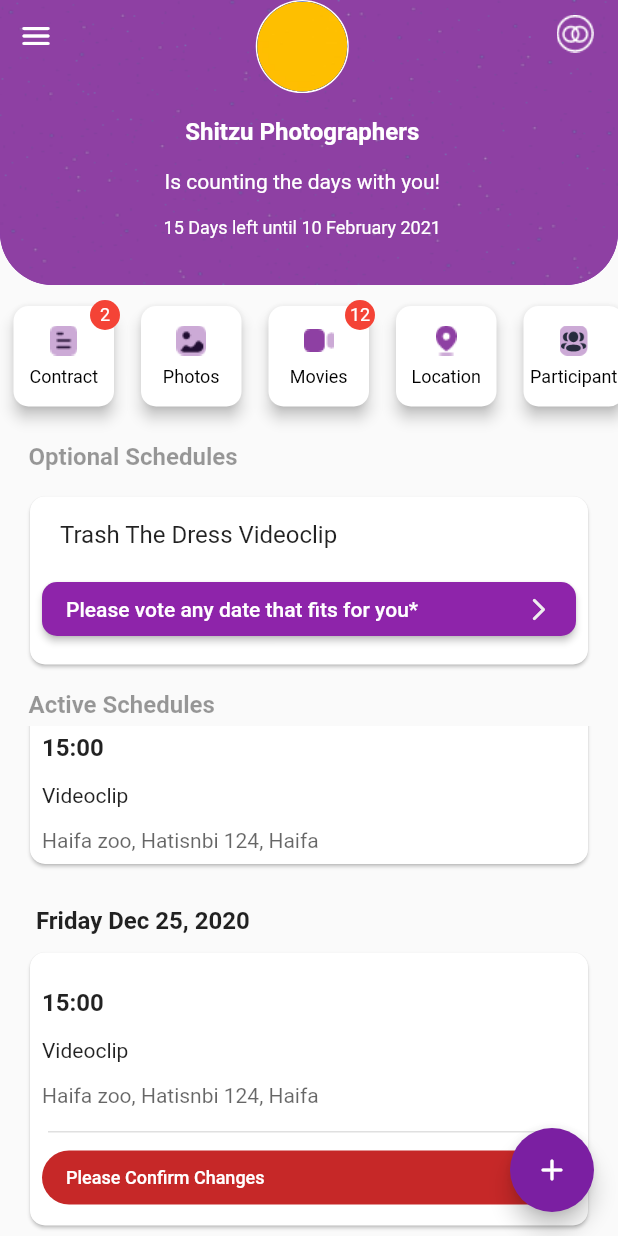
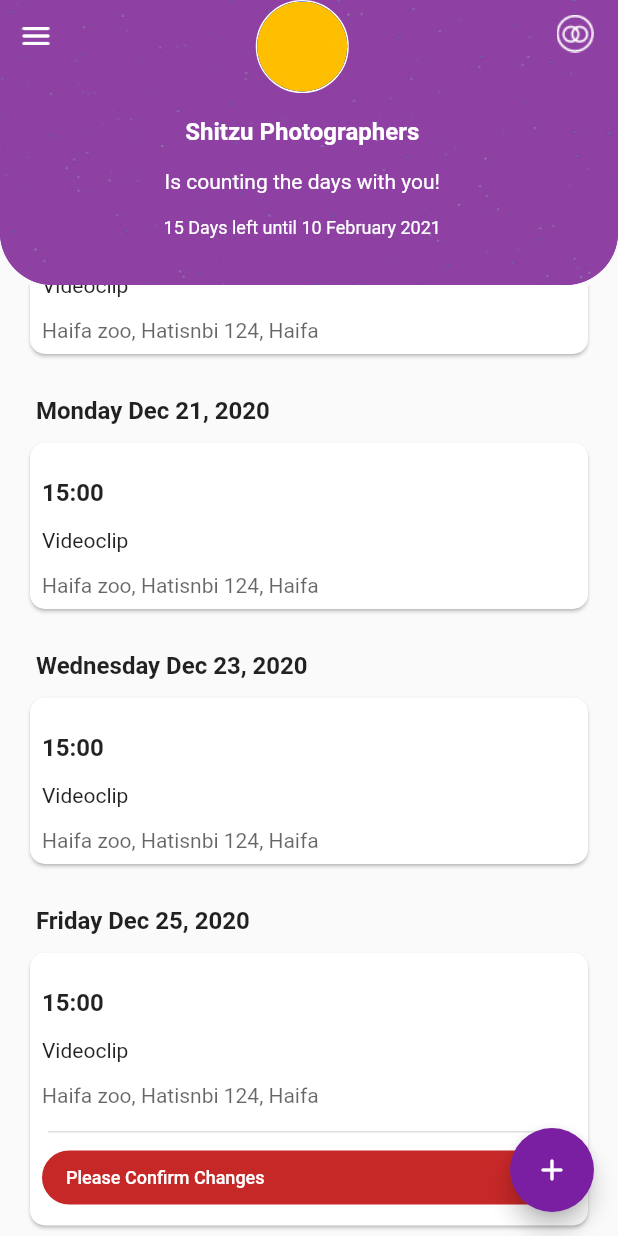
Before and after one commit to Alina1473/test_flutter, a Flutter app: the screen it shows after launch, scrolled down 576 dp, after a tap on the "add" icon, on a phone screen of 412 x 824 dp. Run offline on Flutter 3.47's test engine with Material 2 defaults, Android fonts, the phone set to English and light mode, and no system bars.

Commit message:
add scroll(not fixed icon section)

```diff
--- a/lib/my_app.dart
+++ b/lib/my_app.dart
@@ -1,5 +1,5 @@
 import 'package:flutter/material.dart';
-import 'package:test_flutter/screen/my_home_screen.dart';
+import 'package:test_flutter/screen/home_screen.dart';
 
 class MyApp extends StatelessWidget {
   @override
@@ -12,7 +12,7 @@ class MyApp extends StatelessWidget {
         accentColor: Colors.purple[700],
         brightness: Brightness.light,
       ),
-      home: MyHomeScreen(),
+      home: HomeScreen(),
     );
   }
 }
--- /dev/null
+++ b/lib/screen/home_screen.dart
@@ -0,0 +1,110 @@
+import 'package:flutter/cupertino.dart';
+import 'package:flutter/material.dart';
+import 'package:test_flutter/data/event_data.dart';
+import 'package:test_flutter/widget/custom_app_bar.dart';
+import 'package:test_flutter/widget/event_card.dart';
+import 'package:test_flutter/widget/icon_section.dart';
+import 'package:test_flutter/widget/label_schedules.dart';
+import 'package:test_flutter/widget/optional_schedules.dart';
+
+class HomeScreen extends StatelessWidget {
+  @override
+  Widget build(BuildContext context) {
+    EventData eventData = EventData();
+    return Scaffold(
+      appBar: CustomAppBar(),
+      body: CustomScrollView(
+        slivers: <Widget>[
+          SliverToBoxAdapter(
+            child: Column(
+              crossAxisAlignment: CrossAxisAlignment.start,
+              children: [
+                SizedBox(
+                  height: 100,
+                  child: Center(
+                    child: ListView(
+                      scrollDirection: Axis.horizontal,
+                      children: [
+                        IconSection(
+                          pathToIcon: "assets/img/Iconly-Bulk-Document.png",
+                          label: "Contract",
+                          notification: 2,
+                        ),
+                        IconSection(
+                          pathToIcon: "assets/img/Iconly-Bulk-Image.png",
+                          label: "Photos",
+                          notification: 0,
+                        ),
+                        IconSection(
+                          pathToIcon: "assets/img/Iconly-Bulk-Video.png",
+                          label: "Movies",
+                          notification: 12,
+                        ),
+                        IconSection(
+                          pathToIcon: "assets/img/Iconly-Bulk-Location.png",
+                          label: "Location",
+                          notification: 0,
+                        ),
+                        IconSection(
+                          pathToIcon: "assets/img/Iconly-Bulk-Participant.png",
+                          label: "Participant",
+                          notification: 0,
+                        ),
+                      ],
+                    ),
+                  ),
+                ),
+              ],
+            ),
+          ),
+          SliverToBoxAdapter(
+            child: LabelSchedules(label: 'Optional Schedules'),
+          ),
+          SliverToBoxAdapter(
+            child: OptionalSchedules(),
+          ),
+          SliverToBoxAdapter(
+            child: LabelSchedules(label: 'Active Schedules'),
+          ),
+          SliverList(
+            delegate: SliverChildBuilderDelegate(
+              (BuildContext context, int index) {
+                return EventCard(
+                  event: eventData.activeEvents[index],
+                );
+              },
+              childCount: eventData.activeEvents.length,
+            ),
+          ),
+          SliverToBoxAdapter(
+            child: Padding(
+              padding: const EdgeInsets.symmetric(vertical: 18),
+              child: Container(
+                margin: EdgeInsets.symmetric(horizontal: 19),
+                height: 1,
+                color: Colors.grey[300],
+              ),
+            ),
+          ),
+          SliverToBoxAdapter(
+            child: LabelSchedules(label: 'Completed Schedules'),
+          ),
+          SliverList(
+            delegate: SliverChildBuilderDelegate(
+              (BuildContext context, int index) {
+                return EventCard(
+                  event: eventData.completedEvents[index],
+                );
+              },
+              childCount: eventData.completedEvents.length,
+            ),
+          ),
+        ],
+      ),
+      floatingActionButton: FloatingActionButton(
+        child: Icon(Icons.add_rounded),
+        onPressed: () {},
+      ),
+    );
+  }
+}
--- a/lib/screen/my_home_screen.dart
+++ /dev/null
@@ -1,129 +0,0 @@
-import 'package:flutter/cupertino.dart';
-import 'package:flutter/material.dart';
-import 'package:intl/intl.dart';
-import 'package:test_flutter/data/event_data.dart';
-import 'package:test_flutter/model/event.dart';
-import 'package:test_flutter/widget/custom_app_bar.dart';
-import 'package:test_flutter/widget/event_card.dart';
-import 'package:test_flutter/widget/icon_section.dart';
-import 'package:test_flutter/widget/label_schedules.dart';
-
-class MyHomeScreen extends StatelessWidget {
-  @override
-  Widget build(BuildContext context) {
-    EventData eventData = EventData();
-    return Scaffold(
-      appBar: CustomAppBar(),
-      body: Column(
-        crossAxisAlignment: CrossAxisAlignment.start,
-        children: [
-          SizedBox(
-            height: 100,
-            child: Center(
-              child: ListView(
-                scrollDirection: Axis.horizontal,
-                children: [
-                  IconSection(
-                    pathToIcon: "assets/img/Iconly-Bulk-Document.png",
-                    label: "Contract",
-                    notification: 2,
-                  ),
-                  IconSection(
-                    pathToIcon: "assets/img/Iconly-Bulk-Image.png",
-                    label: "Photos",
-                    notification: 0,
-                  ),
-                  IconSection(
-                    pathToIcon: "assets/img/Iconly-Bulk-Video.png",
-                    label: "Movies",
-                    notification: 12,
-                  ),
-                  IconSection(
-                    pathToIcon: "assets/img/Iconly-Bulk-Location.png",
-                    label: "Location",
-                    notification: 0,
-                  ),
-                  IconSection(
-                    pathToIcon: "assets/img/Iconly-Bulk-Participant.png",
-                    label: "Participant",
-                    notification: 0,
-                  ),
-                ],
-              ),
-            ),
-          ),
-          LabelSchedules(label: 'Optional Schedules'),
-          Container(
-            height: 120,
-            margin: EdgeInsets.symmetric(
-              vertical: 8,
-              horizontal: 16,
-            ),
-            child: Card(
-              shape: RoundedRectangleBorder(
-                  borderRadius: BorderRadius.circular(10)),
-              child: Column(
-                crossAxisAlignment: CrossAxisAlignment.start,
-                children: [
-                  SizedBox(height: 16),
-                  Padding(
-                    padding: const EdgeInsets.only(left: 20.0),
-                    child: Text(
-                      'Trash The Dress Videoclip',
-                      style: TextStyle(fontSize: 16),
-                    ),
-                  ),
-                  SizedBox(height: 16),
-                  Padding(
-                    padding: const EdgeInsets.symmetric(horizontal: 8),
-                    child: RaisedButton(
-                      shape: RoundedRectangleBorder(
-                        borderRadius: BorderRadius.circular(10),
-                      ),
-                      color: Colors.purple[600],
-                      child: Row(
-                        mainAxisAlignment: MainAxisAlignment.spaceBetween,
-                        children: [
-                          Text(
-                            'Please vote any date that fits for you*',
-                            style: TextStyle(
-                              color: Colors.white,
-                              fontSize: 14,
-                            ),
-                          ),
-                          Icon(
-                            Icons.arrow_forward_ios_rounded,
-                            size: 18,
-                            color: Colors.grey[200],
-                          )
-                        ],
-                      ),
-                      onPressed: () {},
-                    ),
-                  )
-                ],
-              ),
-            ),
-          ),
-          LabelSchedules(label: 'Active Schedules'),
-          Expanded(
-            child: ListView.builder(
-              physics: BouncingScrollPhysics(),
-              itemCount: eventData.activeEvents.length,
-              itemBuilder: (context, index) {
-                return EventCard(
-                  event: eventData.activeEvents[index],
-                );
-                // Event event = eventData.activeEvents[index];
-              },
-            ),
-          ),
-        ],
-      ),
-      floatingActionButton: FloatingActionButton(
-        child: Icon(Icons.add_rounded),
-        onPressed: () {},
-      ),
-    );
-  }
-}
--- /dev/null
+++ b/lib/widget/optional_schedules.dart
@@ -0,0 +1,60 @@
+import 'package:flutter/material.dart';
+
+class OptionalSchedules extends StatelessWidget{
+  @override
+  Widget build(BuildContext context) {
+    return  Container(
+      height: 120,
+      margin: EdgeInsets.symmetric(
+        vertical: 8,
+        horizontal: 16,
+      ),
+      child: Card(
+        shape: RoundedRectangleBorder(
+            borderRadius: BorderRadius.circular(10)),
+        child: Column(
+          crossAxisAlignment: CrossAxisAlignment.start,
+          children: [
+            SizedBox(height: 16),
+            Padding(
+              padding: const EdgeInsets.only(left: 20.0),
+              child: Text(
+                'Trash The Dress Videoclip',
+                style: TextStyle(fontSize: 16),
+              ),
+            ),
+            SizedBox(height: 16),
+            Padding(
+              padding: const EdgeInsets.symmetric(horizontal: 8),
+              child: RaisedButton(
+                shape: RoundedRectangleBorder(
+                  borderRadius: BorderRadius.circular(10),
+                ),
+                color: Colors.purple[600],
+                child: Row(
+                  mainAxisAlignment: MainAxisAlignment.spaceBetween,
+                  children: [
+                    Text(
+                      'Please vote any date that fits for you*',
+                      style: TextStyle(
+                        color: Colors.white,
+                        fontSize: 14,
+                      ),
+                    ),
+                    Icon(
+                      Icons.arrow_forward_ios_rounded,
+                      size: 18,
+                      color: Colors.grey[200],
+                    )
+                  ],
+                ),
+                onPressed: () {},
+              ),
+            )
+          ],
+        ),
+      ),
+    );
+  }
+
+}
```
